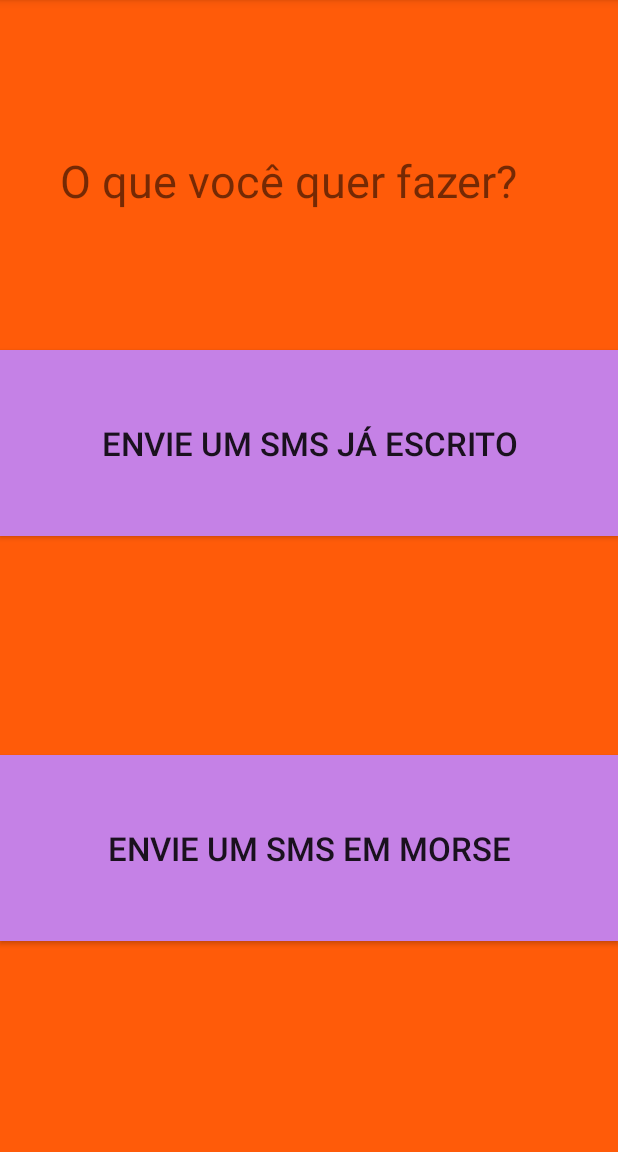
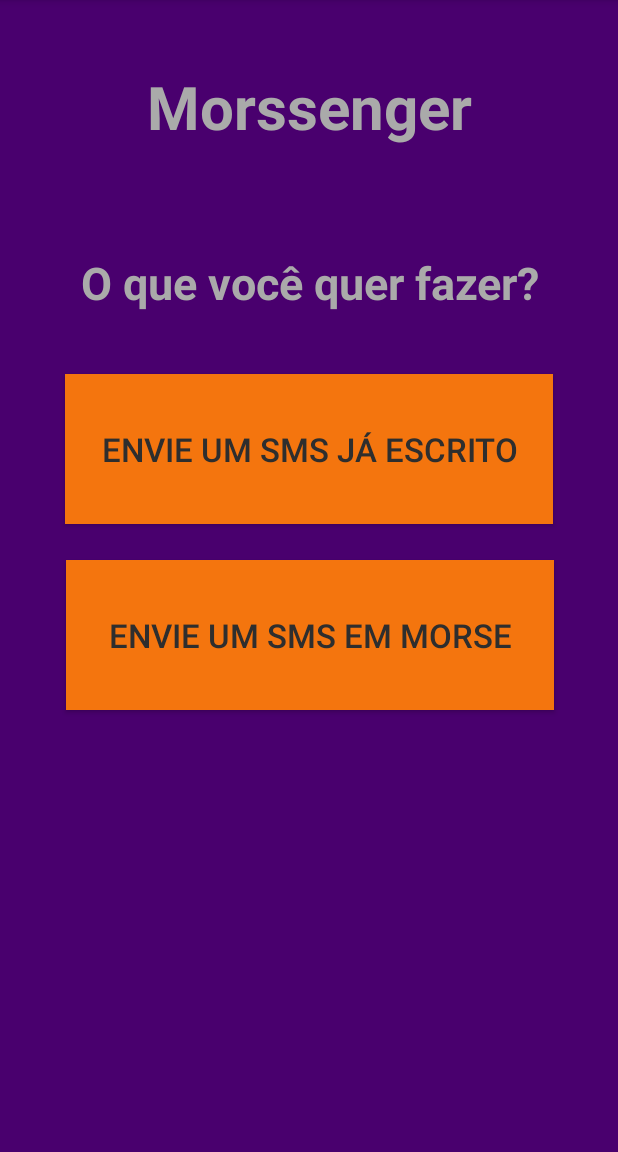
Before and after one commit to mariaeduardabicalho/Projeto3--DesAgi, an Android app: the screen it shows after launch (MainActivity), on a phone screen of 412 x 824 dp, the part 84-1236 px from its top. Run offline under Robolectric (Android 15) with nearby library versions, the phone set to English and light mode, and no system bars.

Commit message:
Subindo as telas

```diff
--- a/app/src/main/res/layout/activity_main.xml
+++ b/app/src/main/res/layout/activity_main.xml
@@ -4,38 +4,40 @@
     xmlns:tools="http://schemas.android.com/tools"
     android:layout_width="match_parent"
     android:layout_height="match_parent"
-    android:background="#ff5b09"
+    android:background="#49006e"
     tools:context=".MainActivity">
-
 
 
     <Button
         android:id="@+id/sendSMSmorse"
-        android:layout_width="0dp"
-        android:layout_height="124dp"
-        android:layout_marginBottom="10dp"
-        android:layout_marginTop="15dp"
-        android:background="#c581e6"
+        android:layout_width="325dp"
+        android:layout_height="100dp"
+        android:layout_marginEnd="8dp"
+        android:layout_marginStart="8dp"
+        android:layout_marginTop="24dp"
+        android:background="#f4750e"
         android:text="@string/translate_sms"
         android:textAppearance="@style/TextAppearance.AppCompat.Widget.Button"
+        android:textColor="#2E2E2E"
         android:textSize="22sp"
-        app:layout_constraintBottom_toBottomOf="parent"
         app:layout_constraintEnd_toEndOf="parent"
-        app:layout_constraintHorizontal_bias="0.0"
+        app:layout_constraintHorizontal_bias="0.511"
         app:layout_constraintStart_toStartOf="parent"
         app:layout_constraintTop_toBottomOf="@+id/sendSMSbutton" />
 
     <Button
         android:id="@+id/sendSMSbutton"
-        android:layout_width="0dp"
-        android:layout_height="124dp"
-        android:layout_marginTop="60dp"
-        android:background="#c581e6"
+        android:layout_width="325dp"
+        android:layout_height="100dp"
+        android:layout_marginEnd="8dp"
+        android:layout_marginStart="8dp"
+        android:layout_marginTop="8dp"
+        android:background="#f4750e"
         android:text="@string/send_sms"
         android:textAppearance="@style/TextAppearance.AppCompat.Widget.Button"
+        android:textColor="#2E2E2E"
         android:textSize="22sp"
         app:layout_constraintEnd_toEndOf="parent"
-        app:layout_constraintHorizontal_bias="0.0"
         app:layout_constraintStart_toStartOf="parent"
         app:layout_constraintTop_toBottomOf="@+id/textView3" />
 
@@ -43,12 +45,34 @@
         android:id="@+id/textView3"
         android:layout_width="333dp"
         android:layout_height="73dp"
-        android:layout_marginTop="100dp"
+        android:layout_marginTop="168dp"
         android:text="@string/do_what"
+        android:textAlignment="center"
+        android:textColor="@android:color/darker_gray"
         android:textSize="30sp"
+        android:textStyle="bold"
         app:layout_constraintEnd_toEndOf="parent"
         app:layout_constraintHorizontal_bias="0.509"
         app:layout_constraintStart_toStartOf="parent"
         app:layout_constraintTop_toTopOf="parent" />
 
+    <TextView
+        android:id="@+id/textView5"
+        android:layout_width="294dp"
+        android:layout_height="80dp"
+        android:layout_marginBottom="44dp"
+        android:layout_marginEnd="8dp"
+        android:layout_marginStart="8dp"
+        android:layout_marginTop="8dp"
+        android:text="Morssenger"
+        android:textColor="@android:color/darker_gray"
+        android:textAlignment="center"
+        android:textSize="40sp"
+        android:textStyle="bold"
+        app:layout_constraintBottom_toTopOf="@+id/textView3"
+        app:layout_constraintEnd_toEndOf="parent"
+        app:layout_constraintStart_toStartOf="parent"
+        app:layout_constraintTop_toTopOf="parent"
+        app:layout_constraintVertical_bias="1.0" />
+
 </android.support.constraint.ConstraintLayout>
--- a/app/src/main/res/layout/activity_messages.xml
+++ b/app/src/main/res/layout/activity_messages.xml
@@ -11,6 +11,7 @@
         android:id="@+id/container"
         android:layout_width="match_parent"
         android:layout_height="match_parent"
+        android:background="#49006e"
         app:layout_constraintBottom_toBottomOf="parent"
         app:layout_constraintEnd_toEndOf="parent"
         app:layout_constraintHorizontal_bias="1.0"
--- a/app/src/main/res/layout/activity_send.xml
+++ b/app/src/main/res/layout/activity_send.xml
@@ -4,6 +4,7 @@
     xmlns:tools="http://schemas.android.com/tools"
     android:layout_width="match_parent"
     android:layout_height="match_parent"
+    android:background="#49006e"
     tools:context=".Send">
 
     <Button
```
Also changed, not shown: app/src/main/res/layout/activity_contacts.xml (+21 -19 lines), app/src/main/res/layout/activity_morse.xml (added, +51 -0 lines), app/src/main/res/layout/message_0.xml (+26 -10 lines), app/src/main/res/layout/message_1.xml (+20 -8 lines), app/src/main/res/layout/message_2.xml (+23 -10 lines), app/src/main/res/layout/message_3.xml (+22 -10 lines), app/src/main/res/layout/message_4.xml (+24 -11 lines).
